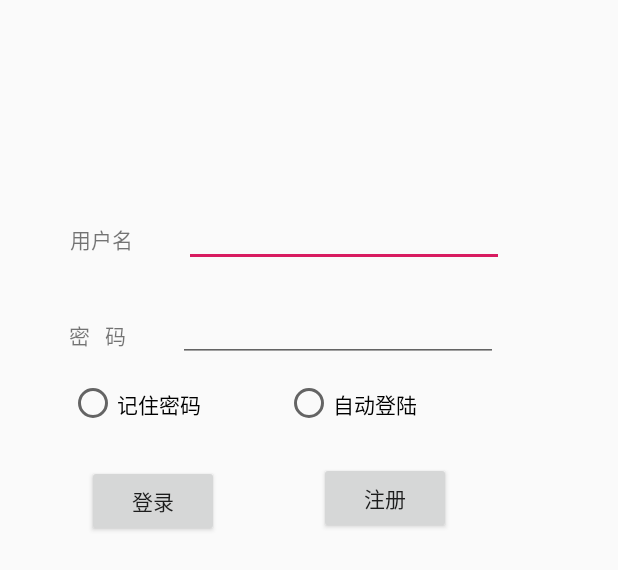
After one commit to kaixuanli/andorid, an Android app: the layout absolutelayout_demo.xml on its own in the app's theme, with its tools: preview values and no code run, on a phone screen of 412 x 824 dp. The commit adds this screen. Shown: the top 570 px of the screen. Run offline under Robolectric (Android 15) with nearby library versions, the phone set to English and light mode, and no system bars.

Commit message:
布局帧布局，表格布局和绝对布局

```diff
--- /dev/null
+++ b/demo/app/src/main/res/layout/absolutelayout_demo.xml
@@ -0,0 +1,88 @@
+<?xml version="1.0" encoding="utf-8"?>
+<AbsoluteLayout xmlns:android="http://schemas.android.com/apk/res/android"
+    xmlns:tools="http://schemas.android.com/tools"
+    android:layout_width="match_parent"
+    android:layout_height="match_parent">
+
+    <RadioButton
+        android:id="@+id/radioButton2"
+        android:layout_width="101dp"
+        android:layout_height="20dp"
+        android:layout_x="190dp"
+        android:layout_y="259dp"
+        android:text="自动登陆"
+        tools:layout_editor_absoluteX="32dp"
+        tools:layout_editor_absoluteY="269dp" />
+
+    <EditText
+        android:id="@+id/editText"
+        android:layout_width="wrap_content"
+        android:layout_height="wrap_content"
+        android:layout_x="123dp"
+        android:layout_y="133dp"
+        android:ems="10"
+        android:inputType="time"
+        tools:layout_editor_absoluteX="58dp"
+        tools:layout_editor_absoluteY="134dp" />
+
+    <EditText
+        android:id="@+id/editText2"
+        android:layout_width="wrap_content"
+        android:layout_height="wrap_content"
+        android:layout_x="119dp"
+        android:layout_y="196dp"
+        android:ems="10"
+        android:inputType="textPassword"
+        tools:layout_editor_absoluteX="114dp"
+        tools:layout_editor_absoluteY="314dp" />
+
+    <TextView
+        android:id="@+id/textView"
+        android:layout_width="55dp"
+        android:layout_height="wrap_content"
+        android:layout_x="47dp"
+        android:layout_y="149dp"
+        android:text="用户名"
+        tools:layout_editor_absoluteX="23dp"
+        tools:layout_editor_absoluteY="135dp" />
+
+    <TextView
+        android:id="@+id/textView2"
+        android:layout_width="47dp"
+        android:layout_height="wrap_content"
+        android:layout_x="46dp"
+        android:layout_y="213dp"
+        android:text="密   码"
+        tools:layout_editor_absoluteX="34dp"
+        tools:layout_editor_absoluteY="221dp" />
+
+    <RadioButton
+        android:id="@+id/radioButton"
+        android:layout_width="101dp"
+        android:layout_height="20dp"
+        android:layout_x="46dp"
+        android:layout_y="259dp"
+        android:text="记住密码"
+        tools:layout_editor_absoluteX="32dp"
+        tools:layout_editor_absoluteY="269dp" />
+
+    <Button
+        android:id="@+id/button"
+        android:layout_width="wrap_content"
+        android:layout_height="wrap_content"
+        android:layout_x="213dp"
+        android:layout_y="308dp"
+        android:text="注册"
+        tools:layout_editor_absoluteX="48dp"
+        tools:layout_editor_absoluteY="317dp" />
+
+    <Button
+        android:id="@+id/button2"
+        android:layout_width="wrap_content"
+        android:layout_height="wrap_content"
+        android:layout_x="58dp"
+        android:layout_y="310dp"
+        android:text="登录"
+        tools:layout_editor_absoluteX="16dp"
+        tools:layout_editor_absoluteY="4dp" />
+</AbsoluteLayout>
--- a/demo/app/src/main/res/values/strings.xml
+++ b/demo/app/src/main/res/values/strings.xml
@@ -1,3 +1,4 @@
 <resources>
     <string name="app_name">My Application</string>
+    <string name="layout_span">合并单元格</string>
 </resources>
```
Also changed, not shown: demo/app/src/main/res/layout/framelayout_demo.xml (added, +21 -0 lines), demo/app/src/main/res/layout/gridlayout_demo.xml (added, +63 -0 lines), demo/app/src/main/res/layout/tablelayout_demo.xml (+25 -4 lines), demo/app/src/main/res/mipmap-hdpi/qq_icon.png (added).
